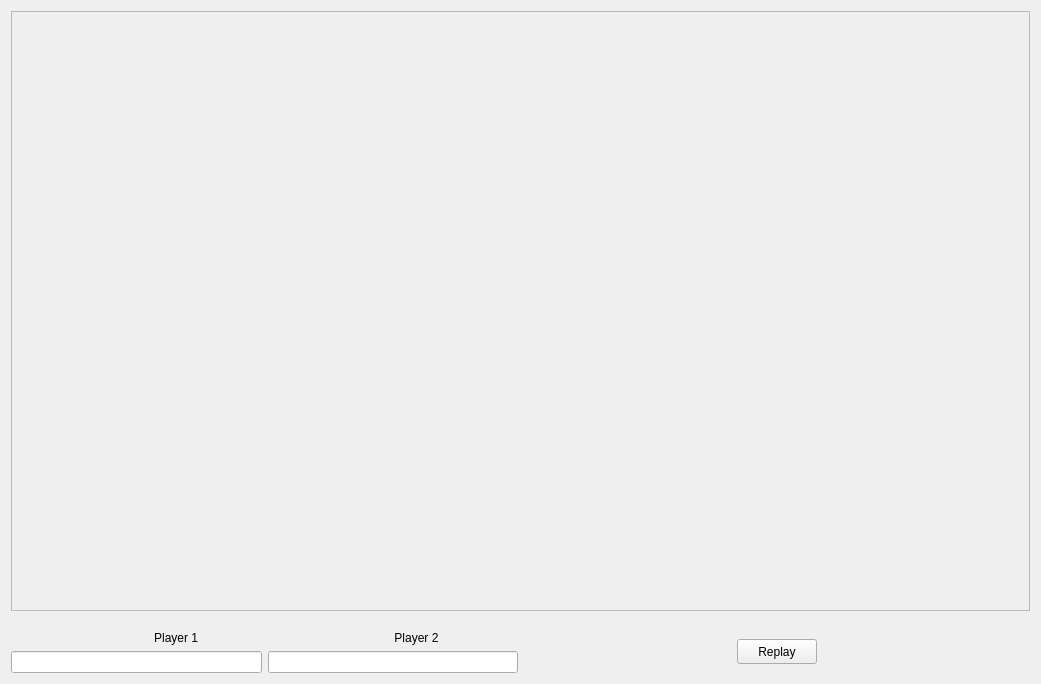
Qt form paint.ui (saadbrb/XO-Play-GUI-User-friendly-Tic-Tac-Toe-Interface) before a commit.
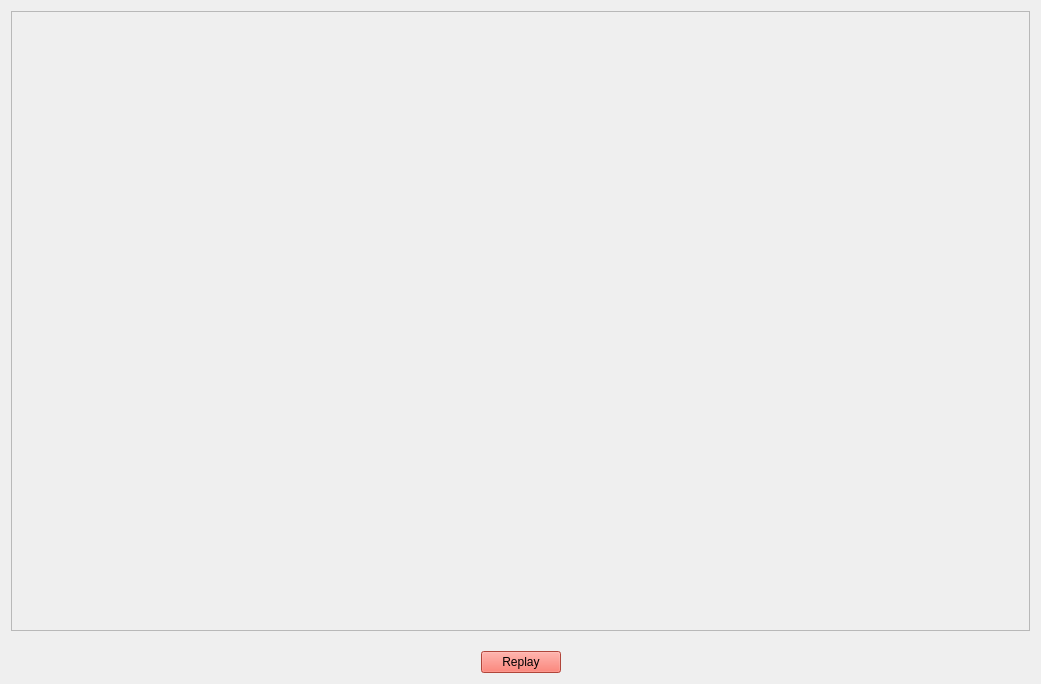
The same form after that commit.

Commit message: bessere Design

The edit to the form file:
```diff
--- a/paint.ui
+++ b/paint.ui
@@ -53,32 +53,10 @@
        <item>
         <layout class="QVBoxLayout" name="verticalLayout">
          <item>
-          <layout class="QHBoxLayout" name="horizontalLayout">
-           <item>
-            <widget class="QLabel" name="label">
-             <property name="text">
-              <string>                                           Player 1</string>
-             </property>
-            </widget>
-           </item>
-           <item>
-            <widget class="QLabel" name="label_2">
-             <property name="text">
-              <string>                                      Player 2</string>
-             </property>
-            </widget>
-           </item>
-          </layout>
+          <layout class="QHBoxLayout" name="horizontalLayout"/>
          </item>
          <item>
-          <layout class="QHBoxLayout" name="horizontalLayout_2">
-           <item>
-            <widget class="QLineEdit" name="lineEdit"/>
-           </item>
-           <item>
-            <widget class="QLineEdit" name="lineEdit_2"/>
-           </item>
-          </layout>
+          <layout class="QHBoxLayout" name="horizontalLayout_2"/>
          </item>
         </layout>
        </item>
@@ -105,6 +83,10 @@
              <height>25</height>
             </size>
            </property>
+           <property name="styleSheet">
+            <string notr="true">background-color: rgb(246, 97, 81);
+color: rgb(0, 0, 0);</string>
+           </property>
            <property name="text">
             <string>Replay</string>
            </property>
```
The commit also changes 7 other files.
